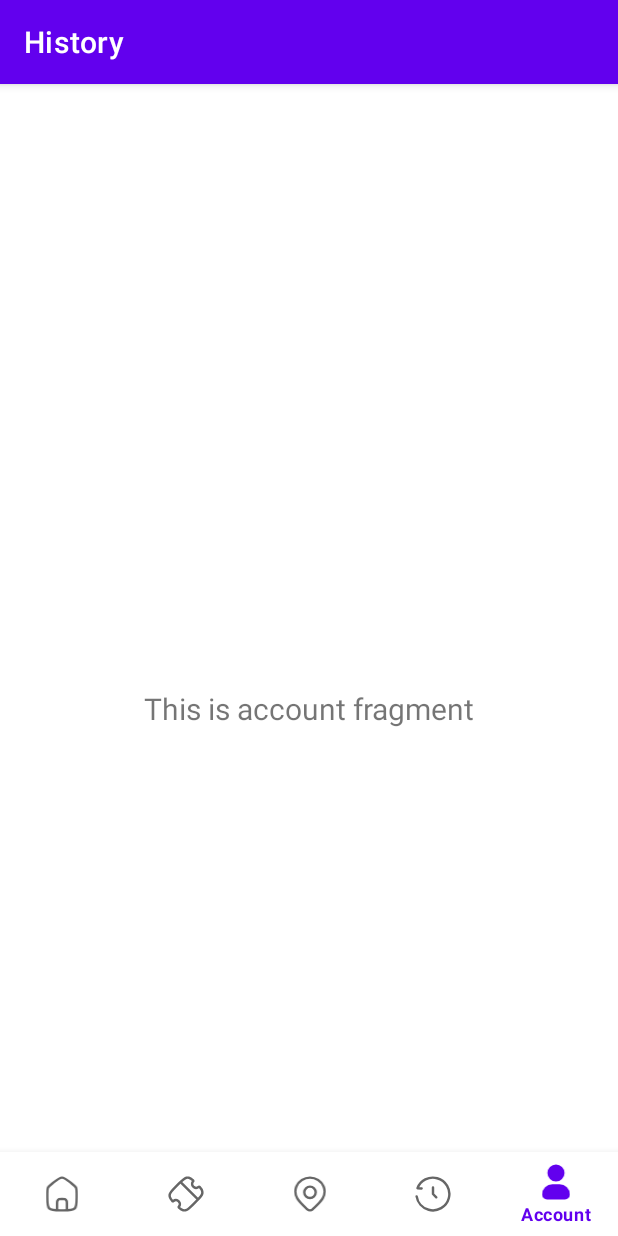
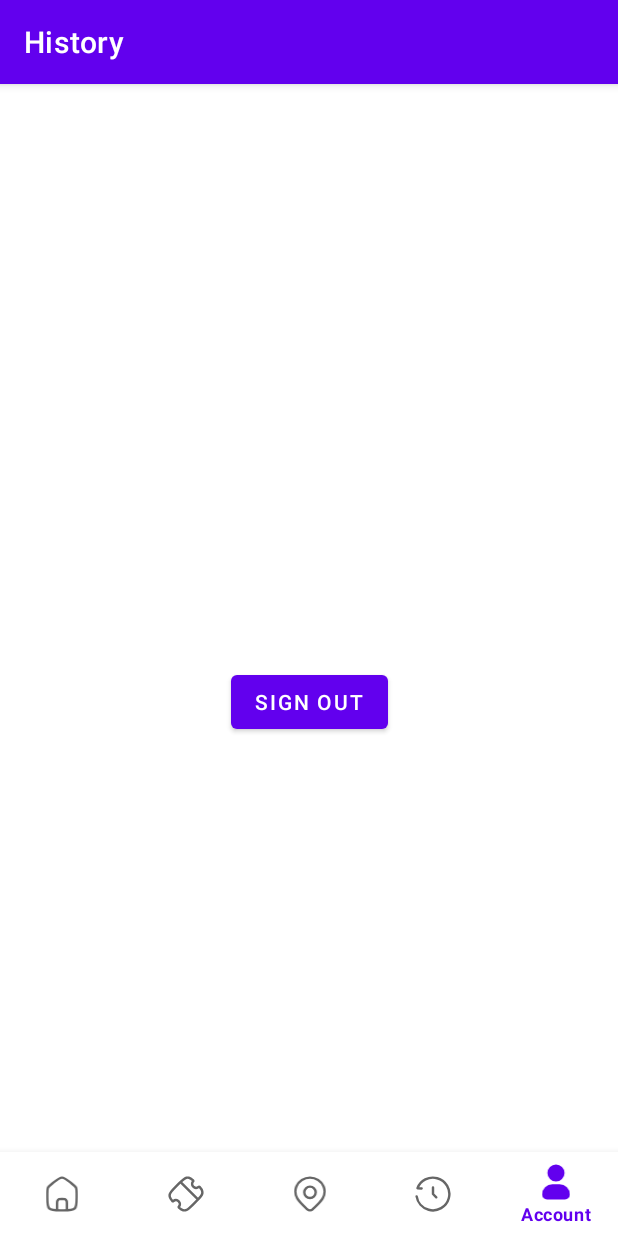
Before and after one commit to marlonpondavilla/Bussing, an Android app: the AccountFragment screen opened through its navigation route, on a phone screen of 412 x 824 dp. Run offline under Robolectric (Android 15) with nearby library versions, the phone set to English and light mode, and no system bars; our stand-ins replace Firebase (no records; nobody signed in at launch, a user with empty details on screens opened directly), navigation-ui; libraries missing offline, so code that uses them is left out: com.firebase.ui; 1 statement that could not run was skipped.

Commit message:
implement sign in, sign out

```diff
--- a/app/src/main/java/marlon/dev/bussing/ui/account/AccountFragment.java
+++ b/app/src/main/java/marlon/dev/bussing/ui/account/AccountFragment.java
@@ -1,9 +1,13 @@
 package marlon.dev.bussing.ui.account;
 
+import static android.app.Activity.RESULT_OK;
+
+import androidx.activity.result.ActivityResultLauncher;
 import androidx.lifecycle.ViewModelProvider;
+import androidx.lifecycle.Observer;
 
+import android.content.Intent;
 import android.os.Bundle;
-
 import androidx.annotation.NonNull;
 import androidx.annotation.Nullable;
 import androidx.fragment.app.Fragment;
@@ -11,7 +15,17 @@ import androidx.fragment.app.Fragment;
 import android.view.LayoutInflater;
 import android.view.View;
 import android.view.ViewGroup;
-import android.widget.TextView;
+import android.widget.Button;
+import android.widget.Toast;
+
+import com.firebase.ui.auth.FirebaseAuthUIActivityResultContract;
+import com.firebase.ui.auth.data.model.FirebaseAuthUIAuthenticationResult;
+import com.firebase.ui.auth.AuthUI;
+import com.google.firebase.auth.FirebaseAuth;
+import com.google.firebase.auth.FirebaseUser;
+
+import java.util.Arrays;
+import java.util.List;
 
 import marlon.dev.bussing.R;
 import marlon.dev.bussing.databinding.FragmentAccountBinding;
@@ -19,18 +33,50 @@ import marlon.dev.bussing.databinding.FragmentAccountBinding;
 public class AccountFragment extends Fragment {
 
     private FragmentAccountBinding binding;
+    private AccountViewModel accountViewModel;
+
+    private ActivityResultLauncher<Intent> signInLauncher;
 
     @Override
     public View onCreateView(@NonNull LayoutInflater inflater, @Nullable ViewGroup container,
                              @Nullable Bundle savedInstanceState) {
-        AccountViewModel accountViewModel =
-                new ViewModelProvider(this).get(AccountViewModel.class);
+        accountViewModel = new ViewModelProvider(this).get(AccountViewModel.class);
 
         binding = FragmentAccountBinding.inflate(inflater, container, false);
         View root = binding.getRoot();
 
-        final TextView textView = binding.textAccount;
-        accountViewModel.getText().observe(getViewLifecycleOwner(), textView::setText);
+        final Button signOutButton = binding.signOutButton;
+
+        // Observe the sign-in status to update UI
+        accountViewModel.isSignedIn().observe(getViewLifecycleOwner(), new Observer<Boolean>() {
+            @Override
+            public void onChanged(Boolean isSignedIn) {
+                if (isSignedIn) {
+                    // If signed in, show the sign-out button
+                    signOutButton.setVisibility(View.VISIBLE);
+                } else {
+                    // If not signed in, hide the sign-out button
+                    signOutButton.setVisibility(View.GONE);
+                }
+            }
+        });
+
+        // Sign-out button click listener
+        signOutButton.setOnClickListener(v -> {
+            // Sign out from Firebase
+            FirebaseAuth.getInstance().signOut();
+            Toast.makeText(getContext(), "Signed out", Toast.LENGTH_SHORT).show();
+
+            // After sign-out, show the FirebaseUI sign-in screen
+            startFirebaseUISignIn();
+        });
+
+        // Initialize the ActivityResultLauncher for sign-in
+        signInLauncher = registerForActivityResult(
+                new FirebaseAuthUIActivityResultContract(),
+                result -> onSignInResult(result)
+        );
+
         return root;
     }
 
@@ -40,4 +86,36 @@ public class AccountFragment extends Fragment {
         binding = null;
     }
 
+    // Start the FirebaseUI sign-in flow
+    private void startFirebaseUISignIn() {
+        List<AuthUI.IdpConfig> providers = Arrays.asList(
+                new AuthUI.IdpConfig.GoogleBuilder().build()
+        );
+
+        // Build the sign-in intent for FirebaseUI
+        Intent signInIntent = AuthUI.getInstance()
+                .createSignInIntentBuilder()
+                .setAvailableProviders(providers)
+                .setIsSmartLockEnabled(false)  // Disable Smart Lock to prevent auto sign-in
+                .build();
+
+        // Launch the FirebaseUI sign-in flow
+        signInLauncher.launch(signInIntent);
+    }
+
+    // Handle the result from FirebaseUI sign-in
+    private void onSignInResult(FirebaseAuthUIAuthenticationResult result) {
+        if (result.getResultCode() == RESULT_OK) {
+            FirebaseUser user = FirebaseAuth.getInstance().getCurrentUser();
+            if (user != null) {
+                // User signed in successfully, navigate to MainActivity
+                Intent intent = new Intent(getContext(), marlon.dev.bussing.firebase.FirebaseUIActivity.class);
+                startActivity(intent);
+                getActivity().finish();  // Finish the current activity to prevent going back
+            }
+        } else {
+            // Handle sign-in failure
+            Toast.makeText(getContext(), "Sign-in failed", Toast.LENGTH_SHORT).show();
+        }
+    }
 }
--- a/app/src/main/java/marlon/dev/bussing/ui/account/AccountViewModel.java
+++ b/app/src/main/java/marlon/dev/bussing/ui/account/AccountViewModel.java
@@ -4,14 +4,42 @@ import androidx.lifecycle.LiveData;
 import androidx.lifecycle.MutableLiveData;
 import androidx.lifecycle.ViewModel;
 
+import com.google.firebase.auth.FirebaseAuth;
+import com.google.firebase.auth.FirebaseUser;
+
 public class AccountViewModel extends ViewModel {
 
     private final MutableLiveData<String> mText;
+    private final MutableLiveData<Boolean> isSignedIn;  // Track sign-in state
 
     public AccountViewModel() {
         mText = new MutableLiveData<>();
-        mText.setValue("This is account fragment");
+        mText.setValue("Hello user");
+
+        // Initialize the sign-in state
+        isSignedIn = new MutableLiveData<>();
+        checkIfSignedIn();
     }
 
-    public LiveData<String> getText() {return mText;}
+    // Get the live data that holds the greeting message
+    public LiveData<String> getText() {
+        return mText;
+    }
+
+    // Get the live data that holds the sign-in state
+    public LiveData<Boolean> isSignedIn() {
+        return isSignedIn;
+    }
+
+    // Check if the user is signed in
+    private void checkIfSignedIn() {
+        FirebaseUser user = FirebaseAuth.getInstance().getCurrentUser();
+        isSignedIn.setValue(user != null); // Update sign-in state
+    }
+
+    // Method to handle sign-out
+    public void signOut() {
+        FirebaseAuth.getInstance().signOut();
+        checkIfSignedIn(); // Update sign-in state after signing out
+    }
 }
--- a/app/src/main/res/layout/fragment_account.xml
+++ b/app/src/main/res/layout/fragment_account.xml
@@ -5,6 +5,8 @@
     android:layout_height="match_parent"
     xmlns:app="http://schemas.android.com/apk/res-auto"
     tools:context=".ui.account.AccountFragment">
+
+    <!-- Button to trigger sign-out -->
 
     <TextView
         android:id="@+id/text_account"
@@ -15,6 +17,20 @@
         android:layout_marginEnd="8dp"
         android:textAlignment="center"
         android:textSize="20sp"
+        android:text="Hello user"
+        android:textColor="#ffffff"
+        app:layout_constraintBottom_toBottomOf="parent"
+        app:layout_constraintEnd_toEndOf="parent"
+        app:layout_constraintHorizontal_bias="0.0"
+        app:layout_constraintStart_toStartOf="parent"
+        app:layout_constraintTop_toTopOf="parent"
+        app:layout_constraintVertical_bias="0.419" />
+
+    <Button
+        android:id="@+id/signOutButton"
+        android:layout_width="wrap_content"
+        android:layout_height="wrap_content"
+        android:text="Sign out"
         app:layout_constraintBottom_toBottomOf="parent"
         app:layout_constraintEnd_toEndOf="parent"
         app:layout_constraintStart_toStartOf="parent"
```
Also changed, not shown: app/src/main/java/marlon/dev/bussing/firebase/FirebaseUIActivity.java (+28 -21 lines), app/src/main/res/layout/activity_firebase_ui.xml (+0 -9 lines).
